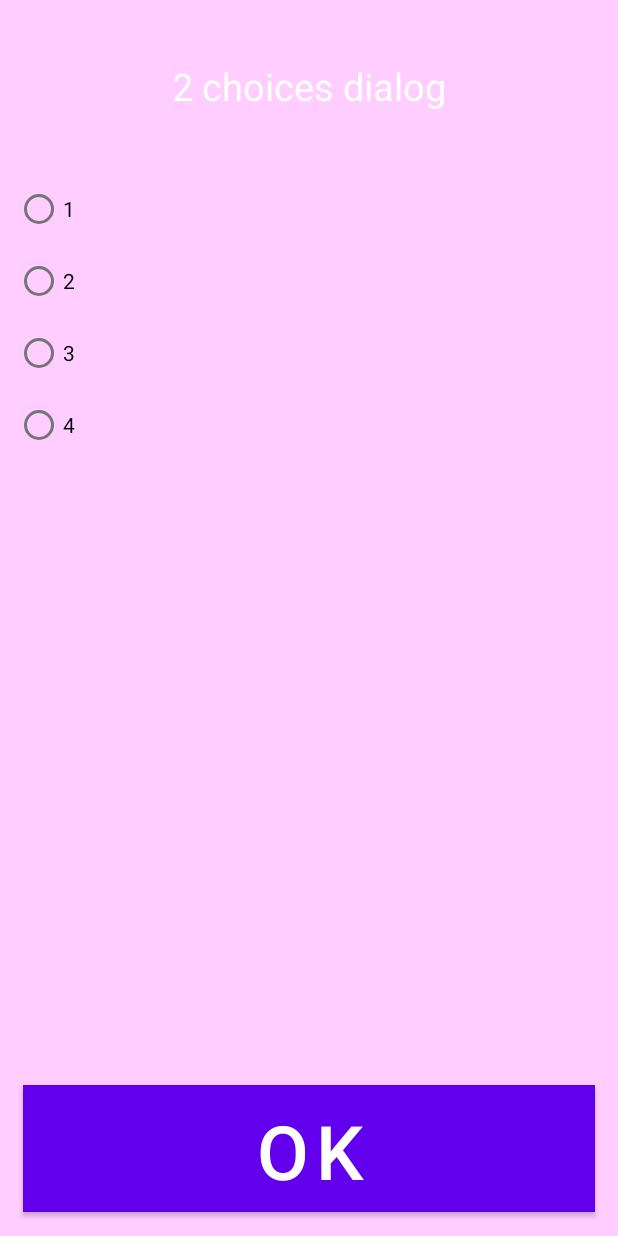
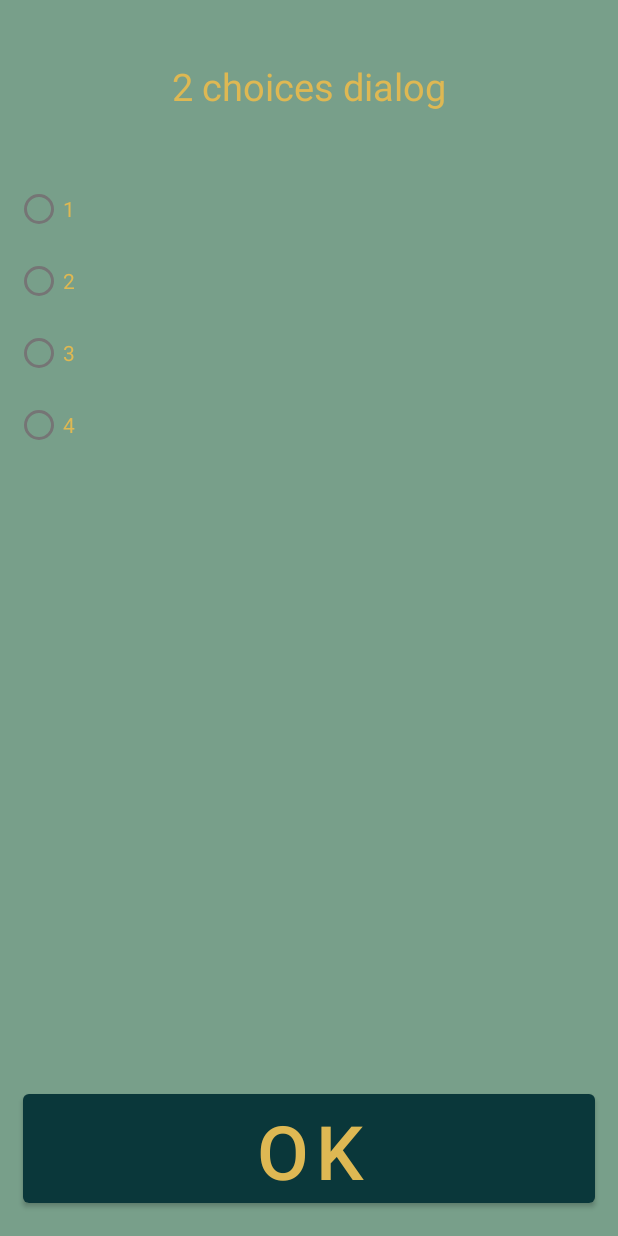
Before and after one commit to aDamian88/quizler, an Android app: the layout quizler_dialog_four_choices.xml on its own in the app's theme, with its tools: preview values and no code run, on a phone screen of 412 x 824 dp. Run offline under Robolectric (Android 15) with nearby library versions, the phone set to English and light mode, and no system bars.

Commit message:
fix: imrpoving the UI of 2 choises dialog.

```diff
--- a/app/src/main/res/layout/quizler_dialog_four_choices.xml
+++ b/app/src/main/res/layout/quizler_dialog_four_choices.xml
@@ -4,7 +4,7 @@
     android:layout_width="match_parent"
     android:layout_height="match_parent"
     android:layout_gravity="center"
-    android:background="#ffcdff"
+    android:background="@color/vintageSky"
     android:orientation="vertical">
 
     <TextView
@@ -14,7 +14,7 @@
         android:layout_weight="0.10"
         android:layout_margin="15dp"
         android:text="2 choices dialog"
-        android:textColor="#ffff"
+        android:textColor="@color/vintageUpon"
         android:gravity="center"
         android:textSize="25sp"
         app:layout_constraintEnd_toEndOf="parent"
@@ -23,7 +23,7 @@
 
 
     <ScrollView
-        android:id="@+id/scroll_insructions"
+        android:id="@+id/scroll_instructions"
         android:layout_width="match_parent"
         android:layout_height="0dp"
         android:layout_weight="0.70"
@@ -47,21 +47,29 @@
                     android:id="@+id/rb_choice_one"
                     android:layout_width="match_parent"
                     android:layout_height="wrap_content"
+                    android:textColor="@color/vintageUpon"
+                    android:textColorHint="@color/vintageUpon"
                     android:text="1" />
                 <RadioButton
                     android:id="@+id/rb_choice_two"
                     android:layout_width="match_parent"
                     android:layout_height="wrap_content"
+                    android:textColor="@color/vintageUpon"
+                    android:textColorHint="@color/vintageUpon"
                     android:text="2" />
                 <RadioButton
                     android:id="@+id/rb_choice_three"
                     android:layout_width="match_parent"
                     android:layout_height="wrap_content"
+                    android:textColor="@color/vintageUpon"
+                    android:textColorHint="@color/vintageUpon"
                     android:text="3" />
                 <RadioButton
                     android:id="@+id/rb_choice_four"
                     android:layout_width="match_parent"
                     android:layout_height="wrap_content"
+                    android:textColor="@color/vintageUpon"
+                    android:textColorHint="@color/vintageUpon"
                     android:text="4" />
             </RadioGroup>
 
@@ -76,15 +84,13 @@
         android:layout_height="0dp"
         android:layout_margin="15dp"
         android:layout_weight="0.10"
-        android:layout_gravity="center_horizontal"
-        android:gravity="center_horizontal"
-        android:background="#000000"
         android:text="OK"
         android:textSize="50sp"
-        android:textColor="#ffffff"
+        android:textColor="@color/vintageUpon"
+        app:backgroundTint="@color/vintageNordman"
         app:layout_constraintBottom_toBottomOf="parent"
         app:layout_constraintEnd_toEndOf="parent"
         app:layout_constraintStart_toStartOf="parent"
-        app:layout_constraintTop_toBottomOf="@+id/scroll_insructions" />
+        app:layout_constraintTop_toBottomOf="@+id/scroll_instructions" />
 
 </LinearLayout>
```
